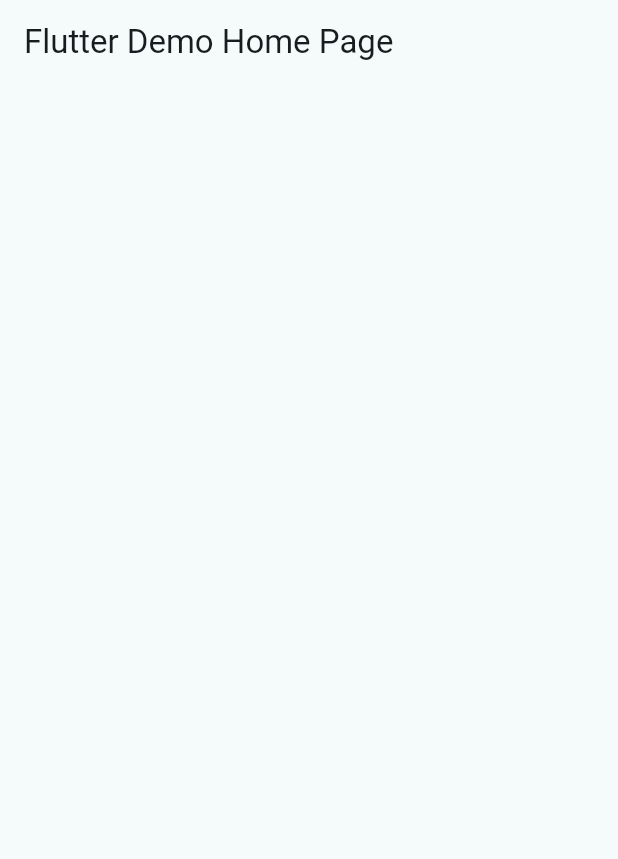
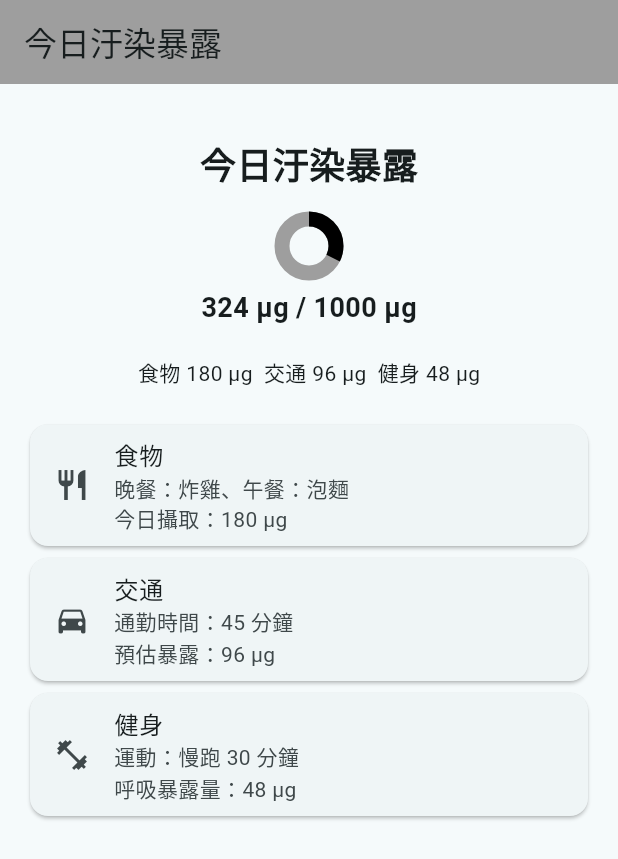
Before and after one commit to Dandelionlibra/DevJamTW2025, a Flutter app: the screen it shows after launch, on a phone screen of 412 x 824 dp. Shown: the top 859 px of the screen. Run offline on Flutter 3.47's test engine with Material 3 defaults, Android fonts, the phone set to English and light mode, and no system bars; our stand-ins replace firebase_auth, google_fonts; missing offline and left inert: Wandering; accounts and stored records are empty.

Commit message:
fix: update minSdkVersion to 23 and refactor HomeScreen

```diff
--- a/lib/main.dart
+++ b/lib/main.dart
@@ -32,6 +32,72 @@
 class _MyHomePageState extends State<MyHomePage> {
   @override
   Widget build(BuildContext context) {
-    return Scaffold(appBar: AppBar(title: Text(widget.title)));
+    return const HomeScreen();
   }
 }
+
+class HomeScreen extends StatelessWidget {
+  const HomeScreen({super.key});
+
+  @override
+  Widget build(BuildContext context) {
+    return Scaffold(
+      appBar: AppBar(title: const Text('今日汙染暴露'), backgroundColor: Colors.grey),
+      body: Padding(
+        padding: const EdgeInsets.all(16.0),
+        child: Column(
+          crossAxisAlignment: CrossAxisAlignment.center,
+          children: [
+            const SizedBox(height: 20),
+            const Text(
+              '今日汙染暴露',
+              style: TextStyle(fontSize: 24, fontWeight: FontWeight.bold),
+            ),
+            const SizedBox(height: 20),
+            CircularProgressIndicator(
+              value: 324 / 1000,
+              strokeWidth: 10,
+              backgroundColor: Colors.grey,
+              valueColor: AlwaysStoppedAnimation<Color>(Colors.black),
+            ),
+            const SizedBox(height: 10),
+            const Text(
+              '324 μg / 1000 μg',
+              style: TextStyle(fontSize: 18, fontWeight: FontWeight.bold),
+            ),
+            const SizedBox(height: 20),
+            const Text('食物 180 μg  交通 96 μg  健身 48 μg'),
+            const SizedBox(height: 20),
+            Expanded(
+              child: ListView(
+                children: [
+                  Card(
+                    child: ListTile(
+                      leading: const Icon(Icons.restaurant),
+                      title: const Text('食物'),
+                      subtitle: const Text('晚餐：炸雞、午餐：泡麵\n今日攝取：180 μg'),
+                    ),
+                  ),
+                  Card(
+                    child: ListTile(
+                      leading: const Icon(Icons.directions_car),
+                      title: const Text('交通'),
+                      subtitle: const Text('通勤時間：45 分鐘\n預估暴露：96 μg'),
+                    ),
+                  ),
+                  Card(
+                    child: ListTile(
+                      leading: const Icon(Icons.fitness_center),
+                      title: const Text('健身'),
+                      subtitle: const Text('運動：慢跑 30 分鐘\n呼吸暴露量：48 μg'),
+                    ),
+                  ),
+                ],
+              ),
+            ),
+          ],
+        ),
+      ),
+    );
+  }
+}
```
Also changed, not shown: messageImage_1749282202647.jpg (added), 1 other file.
